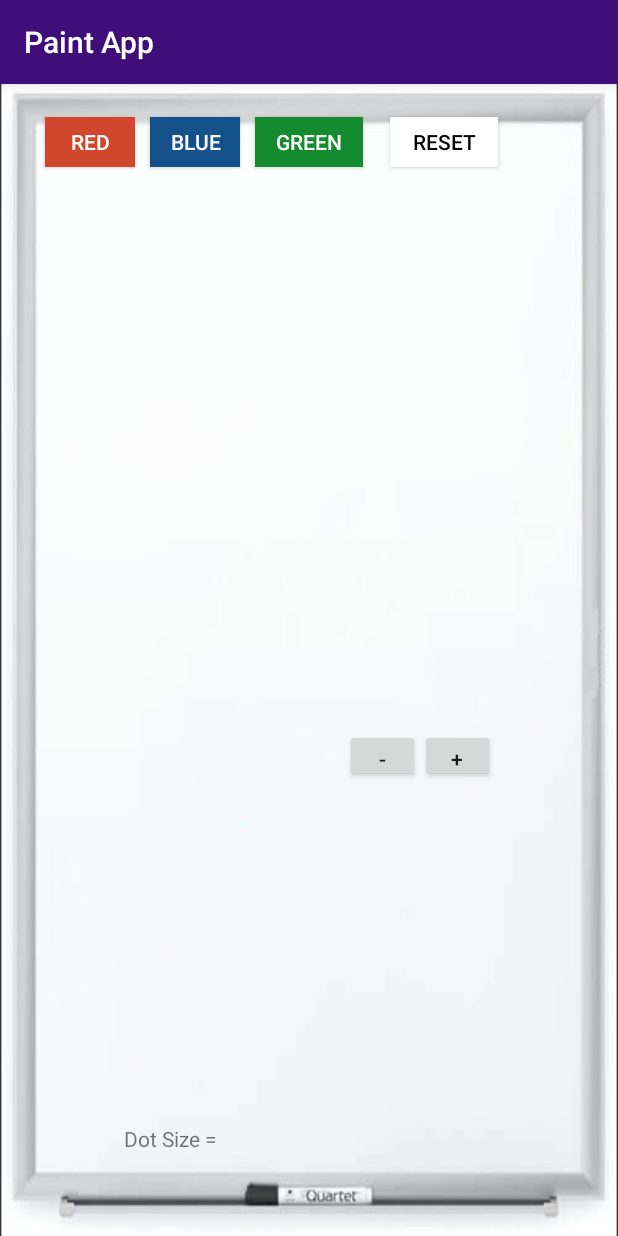
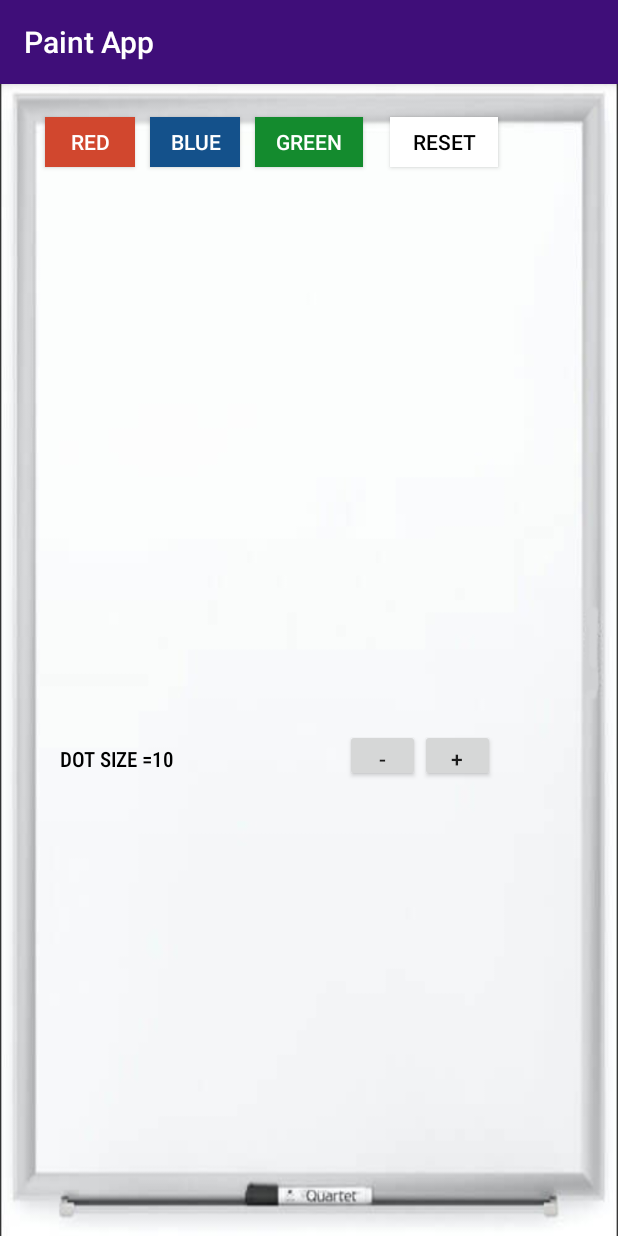
Before and after one commit to aliang30/CS441---Android-Project-2, an Android app: the screen it shows after launch (MainActivity), after a tap on "RED", on a phone screen of 412 x 824 dp. Run offline under Robolectric (Android 15) with nearby library versions, the phone set to English and light mode, and no system bars.

Commit message:
Modified View class + implemented functions so dot size can increment

```diff
--- a/app/src/main/java/com/example/project2/MainActivity.java
+++ b/app/src/main/java/com/example/project2/MainActivity.java
@@ -2,6 +2,8 @@ package com.example.project2;
 
 import androidx.appcompat.app.AppCompatActivity;
 import androidx.appcompat.widget.Toolbar;
+
+import android.graphics.Color;
 import android.os.Bundle;
 import android.util.Log;
 import android.view.View;
@@ -12,10 +14,11 @@ import android.view.MenuItem;
 
 
 public class MainActivity extends AppCompatActivity implements View.OnClickListener {
-
+    PaintPotView v_drawingPad;
     Button b_red, b_blue, b_green;
     Button b_reset, b_dotSizePlus, b_dotSizeMinus;
     TextView tv_dotSize;
+
     private static final int DOT_SIZE_INCREMENT = 5;
 
     @Override
@@ -37,8 +40,11 @@ public class MainActivity extends AppCompatActivity implements View.OnClickListe
         b_reset.setOnClickListener(this);
         b_dotSizePlus.setOnClickListener(this);
         b_dotSizeMinus.setOnClickListener(this);
+        v_drawingPad = (PaintPotView)findViewById(R.id.drawingPad_v);
 
         tv_dotSize = (TextView)findViewById(R.id.dotSize_tv);
+        tv_dotSize.setText("DOT SIZE =" + v_drawingPad.getDotSize());
+
     }
 
 
@@ -48,21 +54,29 @@ public class MainActivity extends AppCompatActivity implements View.OnClickListe
 
         switch (view.getId()) {
             case R.id.red_b:
+                v_drawingPad.setPenColor(Color.RED);
                 Log.d("Button Pressed: ", _b.getText() + "");
                 break;
             case R.id.blue_b:
+                v_drawingPad.setPenColor(Color.BLUE);
                 Log.d("Button Pressed: ", _b.getText() + "");
                 break;
             case R.id.green_b:
+                v_drawingPad.setPenColor(Color.GREEN);
                 Log.d("Button Pressed: ", _b.getText() + "");
                 break;
             case R.id.reset_b:
+                v_drawingPad.reset();
                 Log.d("Button Pressed: ", _b.getText() + "");
                 break;
             case R.id.plus_b:
+                v_drawingPad.changeDotSize(+DOT_SIZE_INCREMENT);
+                tv_dotSize.setText("DOT SIZE = " + v_drawingPad.getDotSize());
                 Log.d("Button Pressed: ", _b.getText() + "");
                 break;
             case R.id.minus_b:
+                v_drawingPad.changeDotSize(-DOT_SIZE_INCREMENT);
+                tv_dotSize.setText("DOT SIZE = " + v_drawingPad.getDotSize());
                 Log.d("Button Pressed: ", _b.getText() + "");
                 break;
         }
--- /dev/null
+++ b/app/src/main/java/com/example/project2/PaintPotView.java
@@ -0,0 +1,62 @@
+package com.example.project2;
+
+import android.content.Context;
+import android.graphics.Color;
+import android.graphics.Paint;
+import android.graphics.Path;
+import android.util.AttributeSet;
+import android.view.View;
+
+public class PaintPotView extends View {
+    private final int DEFAULT_DOT_SIZE = 10;
+    private final int MAX_DOT_SIZE = 100;
+    private final int MIN_DOT_SIZE = 5;
+    private int mDotSize;
+    private int mPenColor;
+    private Path mPath;
+    private Paint mPaint;
+    private final int DEFAULT_COLOR = Color.GREEN;
+
+    public PaintPotView(Context context) {
+        super(context);
+        this.init();
+    }
+
+    public PaintPotView(Context context, AttributeSet attrs) {
+        super(context, attrs);
+        this.init();
+    }
+
+    public int getDotSize() {
+        return mDotSize;
+    }
+
+    public void changeDotSize(int increment) {
+        this.mDotSize += increment;
+        this.mDotSize = Math.max(mDotSize, MIN_DOT_SIZE); //ceiling
+        this.mDotSize = Math.min(mDotSize, MAX_DOT_SIZE); //floor
+    }
+
+    public int getPenColor() {
+        return mPenColor;
+    }
+
+    public void setPenColor(int PenColor) {
+        this.mPenColor = PenColor;
+    }
+
+    private void init() {
+        mDotSize = DEFAULT_DOT_SIZE;
+        mPenColor = DEFAULT_COLOR;
+        mPath = new Path();
+        mPaint = new Paint();
+        mPaint.setColor(mPenColor);
+    }
+
+    public PaintPotView(Context context, AttributeSet attrs, int defStyleAttr) {
+        super(context, attrs, defStyleAttr);
+    }
+
+    public void reset() {
+    }
+}
--- a/app/src/main/res/layout/activity_main.xml
+++ b/app/src/main/res/layout/activity_main.xml
@@ -5,7 +5,6 @@
     xmlns:tools="http://schemas.android.com/tools"
     android:layout_width="match_parent"
     android:layout_height="match_parent"
-    android:background="@drawable/white_board"
     tools:context=".MainActivity">
 
     <Button
@@ -64,16 +63,22 @@
         android:layout_marginTop="430dp"
         android:text="-" />
 
+    <com.example.project2.PaintPotView
+        android:background="@drawable/white_board"
+        android:layout_width="match_parent"
+        android:layout_height="match_parent"
+        android:id="@+id/drawingPad_v" />
+
     <TextView
         android:id="@+id/dotSize_tv"
         android:layout_width="wrap_content"
         android:layout_height="wrap_content"
-        android:layout_alignParentEnd="true"
-        android:layout_alignParentRight="true"
-        android:layout_alignParentBottom="true"
-        android:layout_marginEnd="264dp"
-        android:layout_marginRight="264dp"
-        android:layout_marginBottom="55dp"
-        android:text="Dot Size = " />
+        android:layout_marginLeft="40dp"
+        android:layout_marginTop="440dp"
+        android:text="Dot Size = "
+        android:textColor="#000000"
+        app:fontFamily="sans-serif-condensed-medium" />
+
+
 
 </RelativeLayout>
```
Also changed, not shown: 77 other files.
